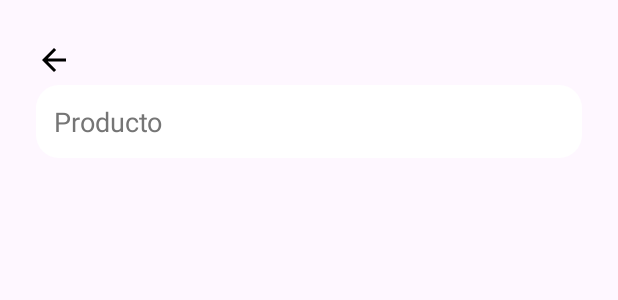
After one commit to LuKarbo/LK-Store, an Android app: the layout fragment_product_list.xml on its own in the app's theme, with its tools: preview values and no code run, on a phone screen of 412 x 824 dp. The commit adds this screen. Shown: the top 300 px of the screen. Run offline under Robolectric (Android 15) with nearby library versions, the phone set to English and light mode, and no system bars.

Commit message:
feat: Agregar ProductListView + Bases (next Upgrade)
- Se creo la vista genérica de Productos por Categoria, donde se vera el listado según desde donde se ingrese.
- Se actualizaron las interfaces y modelos, para la NextUpgrade
- Se arreglo un poco el diseño
- Se modificaron los onclicklistener para dejarlos preparados para el NextUpgrade

----------------
NextUpgrade
- Se agregara una vista generica para ver el Menu o Producto y se podra comprar el mismo desde allí
- Se agregara la vista de Soporte para realizar consultas
- Se agregara el menu List view

```diff
--- a/app/src/main/java/ar/edu/davinci/carbone_lucas/lk_store/Controllers/ProductController.java
+++ b/app/src/main/java/ar/edu/davinci/carbone_lucas/lk_store/Controllers/ProductController.java
@@ -45,8 +45,8 @@ public class ProductController {
 
         // TEST
         bebidas.add(new Drink("1","Cola", 2.29, 150, "https://example.com/cola.jpg"));
-        bebidas.add(new Drink( "21","Sprite", 2.29, 130, "https://example.com/sprite.jpg"));
-        bebidas.add(new Drink("31","Jugo de Naranja", 2.79, 100, "https://example.com/jugo-naranja.jpg"));
+        bebidas.add(new Drink( "2","Sprite", 2.29, 130, "https://example.com/sprite.jpg"));
+        bebidas.add(new Drink("3","Jugo de Naranja", 2.79, 100, "https://example.com/jugo-naranja.jpg"));
         bebidas.add(new Drink("4","Té Helado", 2.49, 90, "https://example.com/te-helado.jpg"));
 
         return bebidas;
--- a/app/src/main/java/ar/edu/davinci/carbone_lucas/lk_store/models/Fries.java
+++ b/app/src/main/java/ar/edu/davinci/carbone_lucas/lk_store/models/Fries.java
@@ -25,6 +25,12 @@ public class Fries implements Product {
     public String getId() {
         return this.Id;
     }
+
+    @Override
+    public String getType() {
+        return "Papas Fritas";
+    }
+
     @Override
     public String getImg_url() {
         return img_url;
--- a/app/src/main/java/ar/edu/davinci/carbone_lucas/lk_store/models/Hamburger.java
+++ b/app/src/main/java/ar/edu/davinci/carbone_lucas/lk_store/models/Hamburger.java
@@ -30,6 +30,11 @@ public class Hamburger implements Product {
     @Override
     public String getId() {
         return this.Id;
+    }
+
+    @Override
+    public String getType() {
+        return "Hamburguesa";
     }
 
     public void setImg_url(String img_url) {
--- a/app/src/main/java/ar/edu/davinci/carbone_lucas/lk_store/models/Menu/MenuData.java
+++ b/app/src/main/java/ar/edu/davinci/carbone_lucas/lk_store/models/Menu/MenuData.java
@@ -48,6 +48,8 @@ public class MenuData {
         return isDiscounted;
     }
 
+    public String getType(){ return "Menu"; }
+
     public double getPrice() {
         return price;
     }
--- a/app/src/main/java/ar/edu/davinci/carbone_lucas/lk_store/models/interfaces/Product.java
+++ b/app/src/main/java/ar/edu/davinci/carbone_lucas/lk_store/models/interfaces/Product.java
@@ -7,4 +7,5 @@ public interface Product {
     double getPrice();
     String getImg_url();
     String getId();
+    String getType();
 }
--- /dev/null
+++ b/app/src/main/res/drawable/ic_back.xml
@@ -0,0 +1,5 @@
+<vector xmlns:android="http://schemas.android.com/apk/res/android" android:autoMirrored="true" android:height="24dp" android:tint="#000000" android:viewportHeight="24" android:viewportWidth="24" android:width="24dp">
+
+    <path android:fillColor="@android:color/white" android:pathData="M20,11H7.83l5.59,-5.59L12,4l-8,8 8,8 1.41,-1.41L7.83,13H20v-2z"/>
+
+</vector>
--- /dev/null
+++ b/app/src/main/res/drawable/rounded_bg.xml
@@ -0,0 +1,7 @@
+<?xml version="1.0" encoding="utf-8"?>
+<shape xmlns:android="http://schemas.android.com/apk/res/android"
+    android:shape="rectangle">
+        <solid android:color="@android:color/white" />
+        <corners android:radius="15dp" />
+
+</shape>
--- /dev/null
+++ b/app/src/main/res/layout/fragment_product_list.xml
@@ -0,0 +1,51 @@
+<LinearLayout xmlns:android="http://schemas.android.com/apk/res/android"
+    android:layout_width="match_parent"
+    android:layout_height="match_parent"
+    android:orientation="vertical"
+    android:padding="24dp">
+
+    <LinearLayout
+        android:layout_width="match_parent"
+        android:layout_height="wrap_content"
+        android:orientation="horizontal"
+        android:gravity="center_vertical">
+
+        <ImageButton
+            android:id="@+id/back_button"
+            android:layout_width="wrap_content"
+            android:layout_height="wrap_content"
+            android:src="@drawable/ic_back"
+            android:background="?attr/selectableItemBackgroundBorderless"
+            android:contentDescription="@string/back" />
+
+        <TextView
+            android:id="@+id/product_title"
+            android:layout_width="0dp"
+            android:layout_height="wrap_content"
+            android:layout_weight="1"
+            android:textSize="24sp"
+            android:textStyle="bold"
+            android:textColor="@color/gotoRegisterLogin" />
+
+    </LinearLayout>
+
+    <EditText
+        android:id="@+id/product_search"
+        android:layout_width="match_parent"
+        android:layout_height="wrap_content"
+        android:hint="Producto"
+        android:inputType="text"
+        android:maxLines="1"
+        android:padding="12dp"
+        android:background="@drawable/rounded_bg"
+        android:textColor="@color/text"
+        android:textColorHint="@color/hint" />
+
+    <androidx.recyclerview.widget.RecyclerView
+        android:id="@+id/product_recycler_view"
+        android:layout_width="match_parent"
+        android:layout_height="0dp"
+        android:layout_weight="1"
+        android:paddingTop="16dp" />
+
+</LinearLayout>
--- a/app/src/main/res/values/colors.xml
+++ b/app/src/main/res/values/colors.xml
@@ -9,4 +9,8 @@
     <color name="inputs_borde">#A8A8A8</color>
     <color name="alert">#FF2222</color>
     <color name="gotoRegisterLogin">#FF7B00</color>
+    <color name="text">#212121</color>
+    <color name="hint">#757575</color>
+    <color name="red">#F44336</color>
+    <color name="text_secondary">#9E9E9E</color>
 </resources>
--- a/app/src/main/res/values/strings.xml
+++ b/app/src/main/res/values/strings.xml
@@ -17,7 +17,6 @@
     <string name="carrito">Carrito</string>
     <string name="ajustes">Ajustes</string>
     <string name="admin_menu">Admin Menu</string>
-    <!-- TODO: Remove or change this placeholder text -->
     <string name="hello_blank_fragment">Hello blank fragment</string>
     <string name="ver_historial">Ver Historial</string>
     <string name="change_password">Change Password</string>
@@ -30,4 +29,5 @@
     <string name="userPointsExample">100</string>
     <string name="userAddresLabel">Dirección:</string>
     <string name="userAddresExample">Av. Corrientes 2037, C1001 Cdad. Autónoma de Buenos Aires</string>
+    <string name="back">Volver</string>
 </resources>
```
Also changed, not shown: app/src/main/java/ar/edu/davinci/carbone_lucas/lk_store/Controllers/MenuController.java (+4 -4 lines), app/src/main/java/ar/edu/davinci/carbone_lucas/lk_store/HomeFragment.java (+17 -12 lines), app/src/main/java/ar/edu/davinci/carbone_lucas/lk_store/MainActivity.java (+8 -0 lines), app/src/main/java/ar/edu/davinci/carbone_lucas/lk_store/ProductListAdapter.java (added, +86 -0 lines), app/src/main/java/ar/edu/davinci/carbone_lucas/lk_store/ProductListFragment.java (added, +119 -0 lines), app/src/main/java/ar/edu/davinci/carbone_lucas/lk_store/models/CardItem.java (+7 -1 lines), app/src/main/java/ar/edu/davinci/carbone_lucas/lk_store/models/Drink.java (+7 -1 lines), app/src/main/res/layout/item_product.xml (added, +94 -0 lines).
